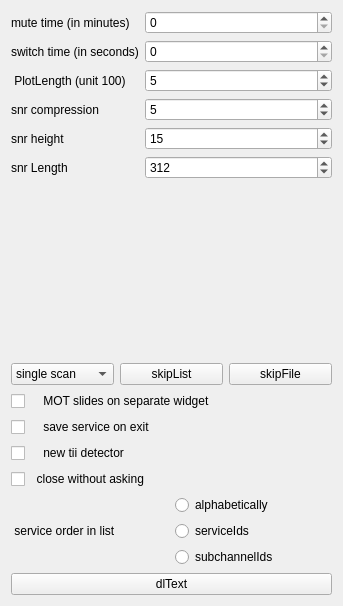
JvanKatwijk/qt-dab, file forms/config-helper.ui: the form before one commit.
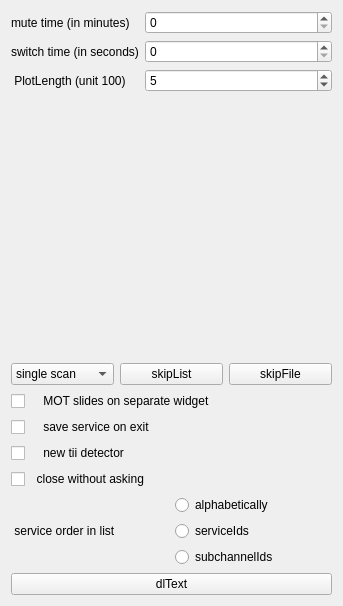
The form after the commit. Custom widgets are drawn as their Qt base class.

```diff
--- a/forms/config-helper.ui
+++ b/forms/config-helper.ui
@@ -64,66 +64,6 @@
        </property>
       </widget>
      </item>
-     <item row="4" column="0">
-      <widget class="QLabel" name="label_6">
-       <property name="text">
-        <string>snr height</string>
-       </property>
-      </widget>
-     </item>
-     <item row="4" column="1">
-      <widget class="QSpinBox" name="snrHeightSelector">
-       <property name="minimum">
-        <number>5</number>
-       </property>
-       <property name="value">
-        <number>15</number>
-       </property>
-      </widget>
-     </item>
-     <item row="5" column="0">
-      <widget class="QLabel" name="label_7">
-       <property name="text">
-        <string>snr Length</string>
-       </property>
-      </widget>
-     </item>
-     <item row="5" column="1">
-      <widget class="QSpinBox" name="snrLengthSelector">
-       <property name="minimum">
-        <number>112</number>
-       </property>
-       <property name="maximum">
-        <number>5000</number>
-       </property>
-       <property name="singleStep">
-        <number>50</number>
-       </property>
-       <property name="value">
-        <number>312</number>
-       </property>
-      </widget>
-     </item>
-     <item row="3" column="1">
-      <widget class="QSpinBox" name="snrDelaySetting">
-       <property name="minimum">
-        <number>1</number>
-       </property>
-       <property name="maximum">
-        <number>10</number>
-       </property>
-       <property name="value">
-        <number>5</number>
-       </property>
-      </widget>
-     </item>
-     <item row="3" column="0">
-      <widget class="QLabel" name="label_8">
-       <property name="text">
-        <string>snr compression</string>
-       </property>
-      </widget>
-     </item>
     </layout>
    </item>
    <item>
```
